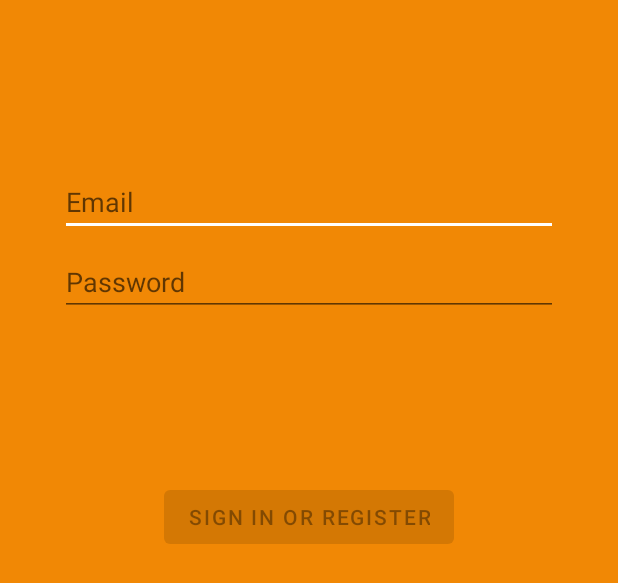
After one commit to GunnarO0/Humpty, an Android app: the layout fragment_email_log_in.xml on its own in the app's theme, with its tools: preview values and no code run, on a phone screen of 412 x 824 dp. The commit adds this screen. Shown: the top 583 px of the screen. Run offline under Robolectric (Android 15) with nearby library versions, the phone set to English and light mode, and no system bars.

Commit message:
Starting and log in page

```diff
--- a/app/build.gradle
+++ b/app/build.gradle
@@ -38,6 +38,9 @@ dependencies {
     implementation 'androidx.constraintlayout:constraintlayout:2.1.3'
     implementation 'androidx.navigation:navigation-fragment:2.4.1'
     implementation 'androidx.navigation:navigation-ui:2.4.1'
+    implementation 'androidx.annotation:annotation:1.3.0'
+    implementation 'androidx.lifecycle:lifecycle-livedata-ktx:2.4.1'
+    implementation 'androidx.lifecycle:lifecycle-viewmodel-ktx:2.4.1'
     testImplementation 'junit:junit:4.13.2'
     androidTestImplementation 'androidx.test.ext:junit:1.1.3'
     androidTestImplementation 'androidx.test.espresso:espresso-core:3.4.0'
--- /dev/null
+++ b/app/src/main/res/layout/fragment_email_log_in.xml
@@ -0,0 +1,78 @@
+<?xml version="1.0" encoding="utf-8"?>
+<androidx.constraintlayout.widget.ConstraintLayout
+    xmlns:android="http://schemas.android.com/apk/res/android"
+    xmlns:app="http://schemas.android.com/apk/res-auto"
+    xmlns:tools="http://schemas.android.com/tools"
+    android:id="@+id/container"
+    android:layout_width="match_parent"
+    android:layout_height="match_parent"
+    android:paddingBottom="@dimen/fragment_vertical_margin"
+    android:paddingLeft="@dimen/fragment_horizontal_margin"
+    android:paddingRight="@dimen/fragment_horizontal_margin"
+    android:paddingTop="@dimen/fragment_vertical_margin"
+    android:background="@color/color_primary"
+    tools:context=".LoggingInActivity">
+
+    <EditText
+        android:id="@+id/username"
+        android:layout_width="0dp"
+        android:layout_height="wrap_content"
+        android:layout_marginStart="24dp"
+        android:layout_marginTop="96dp"
+        android:layout_marginEnd="24dp"
+        android:hint="@string/prompt_email"
+        android:inputType="textEmailAddress"
+        android:selectAllOnFocus="true"
+        app:layout_constraintEnd_toEndOf="parent"
+        app:layout_constraintStart_toStartOf="parent"
+        app:layout_constraintTop_toTopOf="parent" />
+
+    <EditText
+        android:id="@+id/password"
+        android:layout_width="0dp"
+        android:layout_height="wrap_content"
+        android:layout_marginStart="24dp"
+        android:layout_marginTop="8dp"
+        android:layout_marginEnd="24dp"
+        android:hint="@string/prompt_password"
+        android:imeActionLabel="@string/action_sign_in_short"
+        android:imeOptions="actionDone"
+        android:inputType="textPassword"
+        android:selectAllOnFocus="true"
+        app:layout_constraintEnd_toEndOf="parent"
+        app:layout_constraintStart_toStartOf="parent"
+        app:layout_constraintTop_toBottomOf="@+id/username" />
+
+    <Button
+        android:id="@+id/login"
+        android:enabled="false"
+        android:layout_width="wrap_content"
+        android:layout_height="wrap_content"
+        android:layout_gravity="start"
+        android:layout_marginStart="48dp"
+        android:layout_marginTop="16dp"
+        android:layout_marginEnd="48dp"
+        android:layout_marginBottom="64dp"
+        android:text="@string/action_sign_in"
+        app:layout_constraintBottom_toBottomOf="parent"
+        app:layout_constraintEnd_toEndOf="parent"
+        app:layout_constraintStart_toStartOf="parent"
+        app:layout_constraintTop_toBottomOf="@+id/password"
+        app:layout_constraintVertical_bias="0.2" />
+
+    <ProgressBar
+        android:id="@+id/loading"
+        android:visibility="gone"
+        android:layout_width="wrap_content"
+        android:layout_height="wrap_content"
+        android:layout_gravity="center"
+        android:layout_marginStart="32dp"
+        android:layout_marginTop="64dp"
+        android:layout_marginEnd="32dp"
+        android:layout_marginBottom="64dp"
+        app:layout_constraintBottom_toBottomOf="parent"
+        app:layout_constraintEnd_toEndOf="@+id/password"
+        app:layout_constraintStart_toStartOf="@+id/password"
+        app:layout_constraintTop_toTopOf="parent"
+        app:layout_constraintVertical_bias="0.3" />
+</androidx.constraintlayout.widget.ConstraintLayout>
--- a/app/src/main/res/layout/fragment_first.xml
+++ b/app/src/main/res/layout/fragment_first.xml
@@ -25,4 +25,9 @@
         app:layout_constraintEnd_toEndOf="parent"
         app:layout_constraintStart_toStartOf="parent"
         app:layout_constraintTop_toBottomOf="@id/textview_first" />
+
+    <com.google.android.material.bottomnavigation.BottomNavigationView
+        android:layout_width="match_parent"
+        android:layout_height="match_parent" />
+
 </androidx.constraintlayout.widget.ConstraintLayout>
--- a/app/src/main/res/values/colors.xml
+++ b/app/src/main/res/values/colors.xml
@@ -1,8 +1,8 @@
 <?xml version="1.0" encoding="utf-8"?>
 <resources>
     <color name="color_primary">#F18805</color>
-    <color name="color_primary_variant">#EDA346</color>
+    <color name="color_primary_variant">#FF6F22</color>
     <color name="color_secondary">#FFFFFF</color>
-    <color name="color_on_secondary">#FF9800</color>
-    <color name="color_on_primary">#000000</color>
+    <color name="color_on_secondary">#6C6C6C</color>
+    <color name="color_on_primary">#FFFFFF</color>
 </resources>
--- a/app/src/main/res/values/dimens.xml
+++ b/app/src/main/res/values/dimens.xml
@@ -1,3 +1,6 @@
 <resources>
     <dimen name="fab_margin">16dp</dimen>
+    <!-- Default screen margins, per the Android Design guidelines. -->
+    <dimen name="fragment_horizontal_margin">16dp</dimen>
+    <dimen name="fragment_vertical_margin">16dp</dimen>
 </resources>
--- a/app/src/main/res/values/strings.xml
+++ b/app/src/main/res/values/strings.xml
@@ -20,6 +20,15 @@
     <string name="login_email">SIGN IN WITH EMAIL</string>
     <string name="login_apple">SIGN IN WITH APPLE</string>
     <string name="login_facebook">SIGN IN WITH FACEBOOK</string>
+    <!-- Strings related to login -->
+    <string name="prompt_email">Email</string>
+    <string name="prompt_password">Password</string>
+    <string name="action_sign_in">Sign in or register</string>
+    <string name="action_sign_in_short">Sign in</string>
+    <string name="welcome">"Welcome!"</string>
+    <string name="invalid_username">Not a valid username</string>
+    <string name="invalid_password">Password must be >5 characters</string>
+    <string name="login_failed">"Login failed"</string>
 
 
 </resources>
```
Also changed, not shown: app/src/main/AndroidManifest.xml (+13 -0 lines), app/src/main/java/com/example/humpty/EmailLogInFragment.java (renamed from app/src/main/java/com/example/humpty/LogIn.java, +7 -7 lines), app/src/main/java/com/example/humpty/LogInFragment.java (added, +100 -0 lines), app/src/main/java/com/example/humpty/LoggingInActivity.java (added, +14 -0 lines), app/src/main/java/com/example/humpty/MainActivity.java (+8 -8 lines), app/src/main/res/drawable/selector.xml (added, +11 -0 lines), app/src/main/res/layout/activity_logging_in.xml (added, +30 -0 lines), app/src/main/res/layout/activity_main.xml (+22 -8 lines), app/src/main/res/layout/fragment_log_in.xml (+5 -4 lines), app/src/main/res/menu/menu_navigation.xml (added, +18 -0 lines), app/src/main/res/navigation/nav_graph.xml (+24 -4 lines), app/src/main/res/drawable-v24/clockicon.png (added), app/src/main/res/drawable-v24/humptyhomeicon.png (added), app/src/main/res/drawable-v24/socialicon.png (added).
